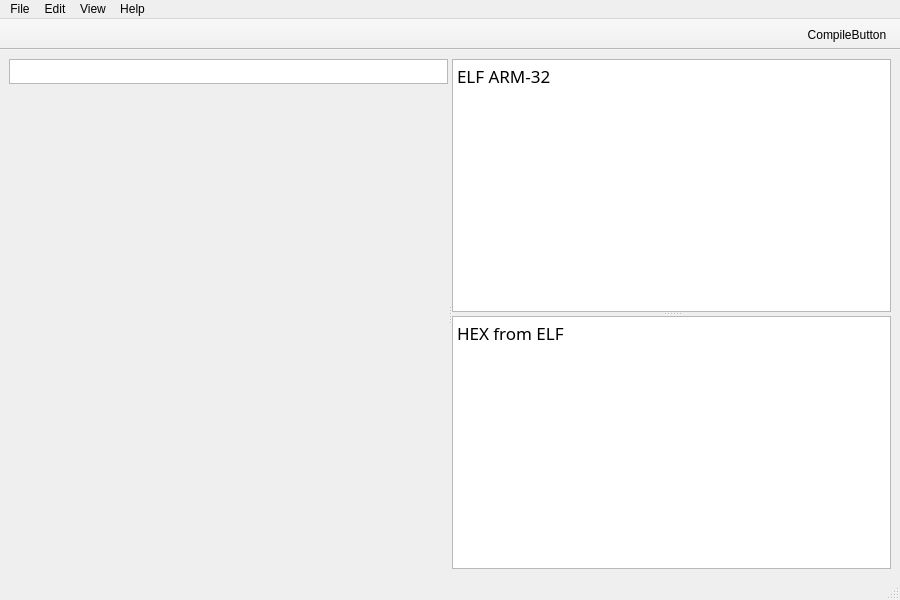
Old version of the form ui/mainwindow.ui in the repository atwardzik/hxutil.
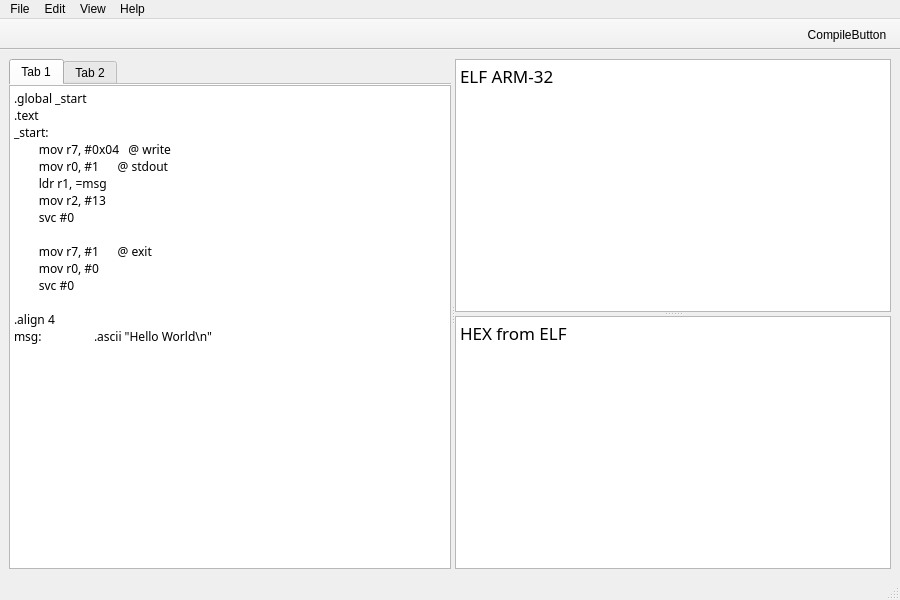
New version of the form. The open tabs and pages were chosen to show the change. Icons and pictures are not drawn. Custom widgets are drawn as their Qt base class.

Commit message: feat: change QList to QTabWidget

```diff
--- a/ui/mainwindow.ui
+++ b/ui/mainwindow.ui
@@ -24,49 +24,30 @@
     <normaloff>../icon.icns</normaloff>../icon.icns</iconset>
   </property>
   <widget class="QWidget" name="centralwidget">
-   <layout class="QGridLayout" name="gridLayout_5">
+   <layout class="QGridLayout" name="gridLayout_2">
     <item row="0" column="0">
      <widget class="QSplitter" name="splitter_2">
       <property name="orientation">
        <enum>Qt::Orientation::Horizontal</enum>
       </property>
-      <widget class="QWidget" name="verticalLayoutWidget">
-       <layout class="QVBoxLayout" name="verticalLayout_2">
-        <property name="spacing">
-         <number>1</number>
-        </property>
-        <item>
-         <widget class="OpenFilesList" name="listWidget">
-          <property name="sizePolicy">
-           <sizepolicy hsizetype="Expanding" vsizetype="Fixed">
-            <horstretch>0</horstretch>
-            <verstretch>0</verstretch>
-           </sizepolicy>
-          </property>
-          <property name="maximumSize">
-           <size>
-            <width>16777215</width>
-            <height>25</height>
-           </size>
-          </property>
-          <property name="autoScrollMargin">
-           <number>15</number>
-          </property>
-         </widget>
-        </item>
-        <item>
-         <widget class="QStackedWidget" name="stackedWidget">
+      <widget class="QTabWidget" name="tabWidget">
+       <property name="styleSheet">
+        <string notr="true"/>
+       </property>
           <property name="currentIndex">
            <number>0</number>
           </property>
-          <widget class="QWidget" name="page">
-           <property name="sizePolicy">
-            <sizepolicy hsizetype="Fixed" vsizetype="Fixed">
-             <horstretch>0</horstretch>
-             <verstretch>0</verstretch>
-            </sizepolicy>
-           </property>
-           <layout class="QGridLayout" name="gridLayout_4">
+       <property name="documentMode">
+        <bool>true</bool>
+       </property>
+       <widget class="QWidget" name="tab">
+        <property name="autoFillBackground">
+         <bool>false</bool>
+        </property>
+        <attribute name="title">
+         <string>Tab 1</string>
+        </attribute>
+        <layout class="QGridLayout" name="gridLayout">
             <property name="leftMargin">
              <number>0</number>
             </property>
@@ -80,8 +61,6 @@
              <number>0</number>
             </property>
             <item row="0" column="0">
-             <layout class="QGridLayout" name="gridLayout_3">
-              <item row="0" column="1">
                <widget class="CodeEditor" name="plainTextEdit">
                 <property name="font">
                  <font>
@@ -114,28 +93,12 @@
                </widget>
               </item>
              </layout>
-            </item>
-           </layout>
-          </widget>
-          <widget class="QWidget" name="page_2">
-           <layout class="QGridLayout" name="gridLayout_2">
-            <property name="leftMargin">
-             <number>0</number>
-            </property>
-            <property name="topMargin">
-             <number>0</number>
-            </property>
-            <property name="rightMargin">
-             <number>0</number>
-            </property>
-            <property name="bottomMargin">
-             <number>0</number>
-            </property>
-           </layout>
-          </widget>
-         </widget>
-        </item>
-       </layout>
+       </widget>
+       <widget class="QWidget" name="tab_2">
+        <attribute name="title">
+         <string>Tab 2</string>
+        </attribute>
+       </widget>
       </widget>
       <widget class="QSplitter" name="splitter">
        <property name="orientation">
@@ -342,11 +305,6 @@
    <extends>QPlainTextEdit</extends>
    <header location="global">code_editor.h</header>
   </customwidget>
-  <customwidget>
-   <class>OpenFilesList</class>
-   <extends>QListWidget</extends>
-   <header location="global">open_files_list.h</header>
-  </customwidget>
  </customwidgets>
  <resources/>
  <connections/>
```
Lines whose indentation alone changed are shown as unchanged. The commit also changes 2 other files.
